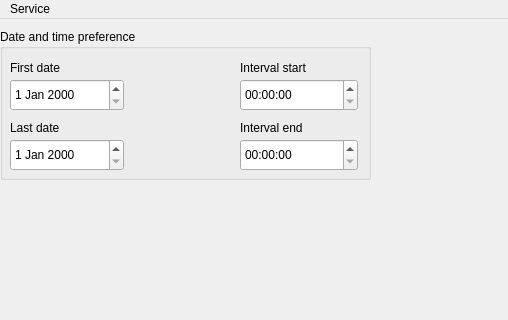
Qt form service_configurator_widget.ui (YFL/appointy_appointment_and_request_creator) before a commit; both pictures show x 0 to 508 and y 0 to 320 of the 800 by 804 pixel window.
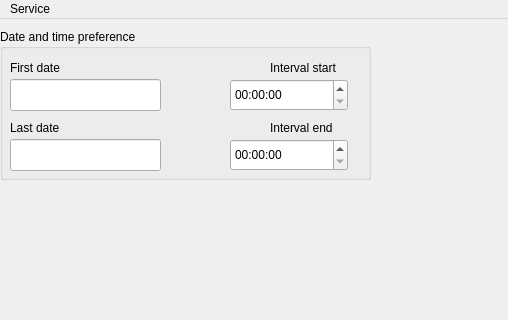
The same form after that commit.

Commit message:
I've continued the work on the service configurator widget.
The paging works, the answers are recorded, etc. only the
saved appointment_request is not correct. Didn't chase down
the cause for now.

 On branch master
 Your branch is up to date with 'origin/master'.

 Changes to be committed:
	modified:   question_display_widget.cc
	modified:   question_display_widget.h
	modified:   service_configurator_widget.cc
	modified:   service_configurator_widget.h
	modified:   service_configurator_widget.ui

What changed in the file:
```diff
--- a/service_configurator_widget.ui
+++ b/service_configurator_widget.ui
@@ -62,26 +62,6 @@
     <property name="title">
      <string>Date and time preference</string>
     </property>
-    <widget class="QDateEdit" name="first_date">
-     <property name="geometry">
-      <rect>
-       <x>10</x>
-       <y>50</y>
-       <width>114</width>
-       <height>32</height>
-      </rect>
-     </property>
-    </widget>
-    <widget class="QTimeEdit" name="interval_start">
-     <property name="geometry">
-      <rect>
-       <x>240</x>
-       <y>50</y>
-       <width>118</width>
-       <height>32</height>
-      </rect>
-     </property>
-    </widget>
     <widget class="QLabel" name="first_date_label">
      <property name="geometry">
       <rect>
@@ -108,20 +88,10 @@
       <string>Last date</string>
      </property>
     </widget>
-    <widget class="QDateEdit" name="last_date">
-     <property name="geometry">
-      <rect>
-       <x>10</x>
-       <y>110</y>
-       <width>114</width>
-       <height>32</height>
-      </rect>
-     </property>
-    </widget>
     <widget class="QLabel" name="interval_start_label">
      <property name="geometry">
       <rect>
-       <x>240</x>
+       <x>270</x>
        <y>30</y>
        <width>81</width>
        <height>18</height>
@@ -134,7 +104,7 @@
     <widget class="QLabel" name="interval_end_label">
      <property name="geometry">
       <rect>
-       <x>240</x>
+       <x>270</x>
        <y>90</y>
        <width>81</width>
        <height>18</height>
@@ -144,10 +114,40 @@
       <string>Interval end</string>
      </property>
     </widget>
+    <widget class="QLineEdit" name="first_date">
+     <property name="geometry">
+      <rect>
+       <x>10</x>
+       <y>50</y>
+       <width>151</width>
+       <height>32</height>
+      </rect>
+     </property>
+    </widget>
+    <widget class="QLineEdit" name="last_date">
+     <property name="geometry">
+      <rect>
+       <x>10</x>
+       <y>110</y>
+       <width>151</width>
+       <height>32</height>
+      </rect>
+     </property>
+    </widget>
+    <widget class="QTimeEdit" name="interval_start">
+     <property name="geometry">
+      <rect>
+       <x>230</x>
+       <y>50</y>
+       <width>118</width>
+       <height>32</height>
+      </rect>
+     </property>
+    </widget>
     <widget class="QTimeEdit" name="interval_end">
      <property name="geometry">
       <rect>
-       <x>240</x>
+       <x>230</x>
        <y>110</y>
        <width>118</width>
        <height>32</height>
```
The commit also changes 4 other files.
